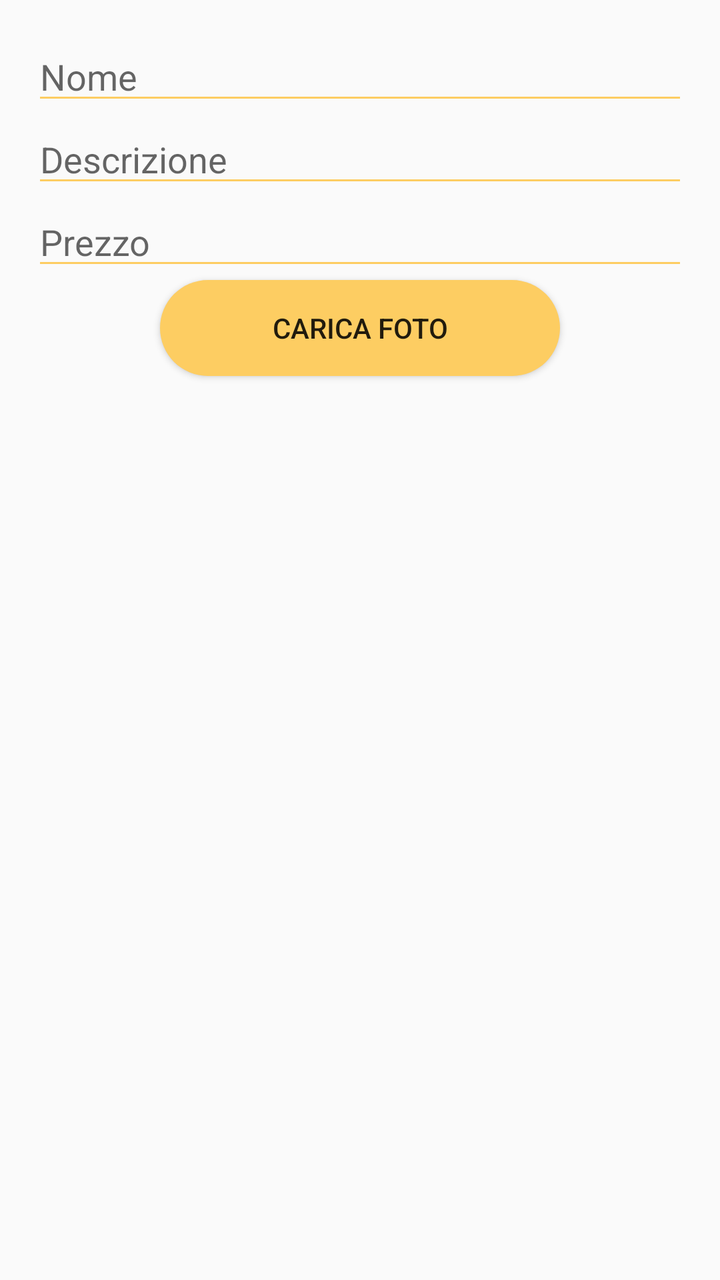
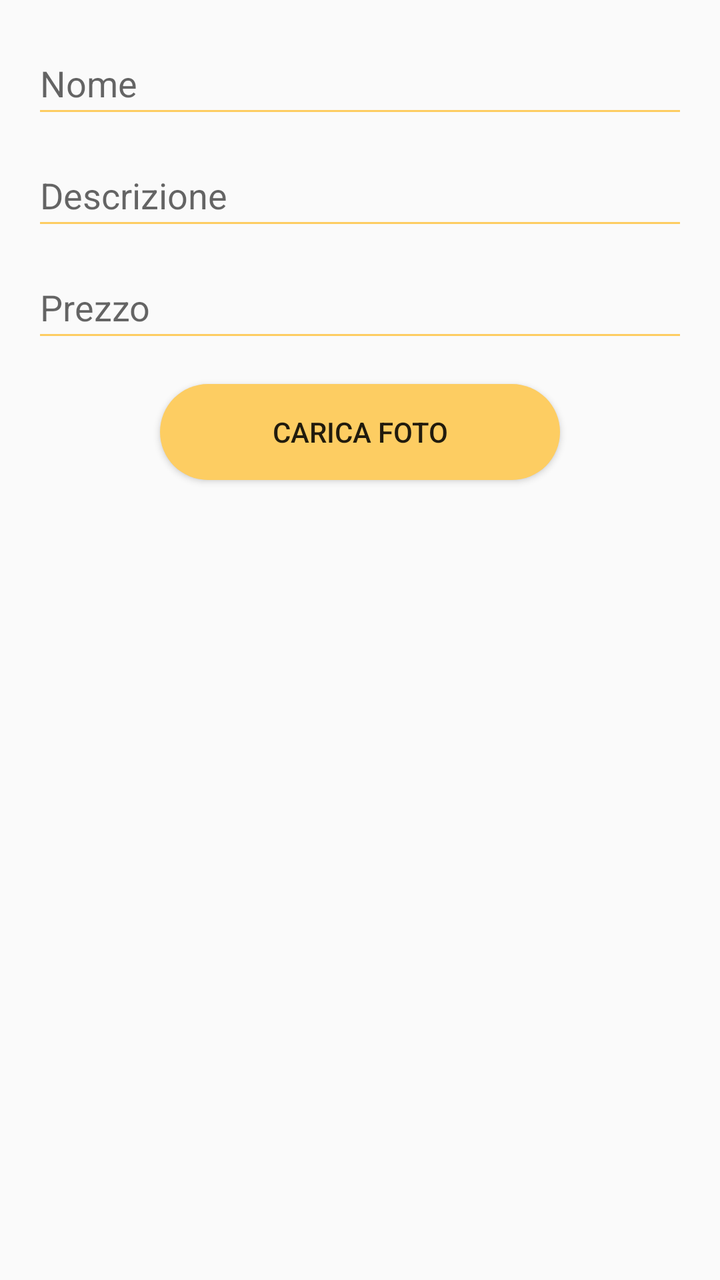

An Android layout rendered at two revisions. The XML below is the earlier revision; the diff shows what the commit changed to produce the second picture.
<!-- AndroidManifest.xml: application theme Theme.HotSliceApp -->
<!-- res/layout/fragment_nuovo_prodotto.xml -->
<?xml version="1.0" encoding="utf-8"?>
<LinearLayout xmlns:android="http://schemas.android.com/apk/res/android"
    android:layout_width="match_parent"
    android:layout_height="wrap_content"
    android:orientation="vertical"
    android:padding="16dp">

    <EditText
        android:id="@+id/editTextName"
        android:layout_width="match_parent"
        android:layout_height="wrap_content"
        android:hint="Nome"
        android:backgroundTint="@color/yellow"/>

    <EditText
        android:id="@+id/editTextDescription"
        android:layout_width="match_parent"
        android:layout_height="wrap_content"
        android:hint="Descrizione"
        android:backgroundTint="@color/yellow"
        />

    <EditText
        android:id="@+id/editTextPrice"
        android:layout_width="match_parent"
        android:layout_height="wrap_content"
        android:hint="Prezzo"
        android:inputType="numberDecimal"
        android:backgroundTint="@color/yellow"/>

    <Button
        android:id="@+id/buttonUploadPhoto"
        android:layout_width="200dp"
        android:layout_gravity="center"
        android:layout_height="wrap_content"
        android:text="Carica Foto"
        android:background="@drawable/custom_button"/>
</LinearLayout>
<!-- resources referenced by this layout -->
<resources>
  <color name="yellow">#FDCD62</color>
  <!-- drawable custom_button (drawable) -->
  <?xml version="1.0" encoding="utf-8"?>
  <shape xmlns:android="http://schemas.android.com/apk/res/android" android:shape="rectangle">
  
      <solid android:color="@color/yellow" />
      <corners android:radius="25dp" />
  </shape>
  <style name="Theme.HotSliceApp" parent="Theme.AppCompat.Light.NoActionBar">
          
          
          
          <item name="android:statusBarColor">@color/red</item>
      </style>
  <color name="red">#F9576A</color>
</resources>

<!-- the commit's change to res/layout/fragment_nuovo_prodotto.xml (unified diff, before → after) -->
@@ -1,38 +1,68 @@
-<?xml version="1.0" encoding="utf-8"?>
-<LinearLayout xmlns:android="http://schemas.android.com/apk/res/android"
+<RelativeLayout xmlns:android="http://schemas.android.com/apk/res/android"
     android:layout_width="match_parent"
     android:layout_height="wrap_content"
-    android:orientation="vertical"
     android:padding="16dp">
 
     <EditText
         android:id="@+id/editTextName"
         android:layout_width="match_parent"
-        android:layout_height="wrap_content"
+        android:layout_height="48dp"
         android:hint="Nome"
-        android:backgroundTint="@color/yellow"/>
+        android:backgroundTint="@color/yellow"
+        android:imeOptions="actionNext"
+        android:inputType="text"/>
 
     <EditText
         android:id="@+id/editTextDescription"
         android:layout_width="match_parent"
-        android:layout_height="wrap_content"
+        android:layout_height="48dp"
         android:hint="Descrizione"
         android:backgroundTint="@color/yellow"
-        />
+        android:imeOptions="actionNext"
+        android:inputType="textMultiLine"
+        android:layout_below="@id/editTextName"
+        android:layout_marginTop="8dp"/>
 
     <EditText
         android:id="@+id/editTextPrice"
         android:layout_width="match_parent"
-        android:layout_height="wrap_content"
+        android:layout_height="48dp"
         android:hint="Prezzo"
+        android:backgroundTint="@color/yellow"
+        android:imeOptions="actionDone"
         android:inputType="numberDecimal"
-        android:backgroundTint="@color/yellow"/>
+        android:layout_below="@id/editTextDescription"
+        android:layout_marginTop="8dp"/>
 
     <Button
         android:id="@+id/buttonUploadPhoto"
         android:layout_width="200dp"
-        android:layout_gravity="center"
         android:layout_height="wrap_content"
         android:text="Carica Foto"
-        android:background="@drawable/custom_button"/>
-</LinearLayout>
+        android:background="@drawable/custom_button"
+        android:layout_below="@id/editTextPrice"
+        android:layout_centerHorizontal="true"
+        android:layout_marginTop="16dp"/>
+
+    <ImageView
+        android:id="@+id/imagePreview"
+        android:layout_width="wrap_content"
+        android:layout_height="200dp"
+        android:layout_below="@id/buttonUploadPhoto"
+        android:layout_centerHorizontal="true"
+        android:layout_marginTop="16dp"
+        android:scaleType="centerCrop"
+        android:src="@android:color/transparent"
+        android:visibility="gone"/>
+
+    <ProgressBar
+        android:id="@+id/progressBar"
+        android:layout_width="wrap_content"
+        android:layout_height="wrap_content"
+        android:layout_centerHorizontal="true"
+        android:layout_below="@id/imagePreview"
+        android:layout_marginTop="16dp"
+        android:visibility="gone"
+        android:indeterminateTint="@color/red"/>
+
+</RelativeLayout>
